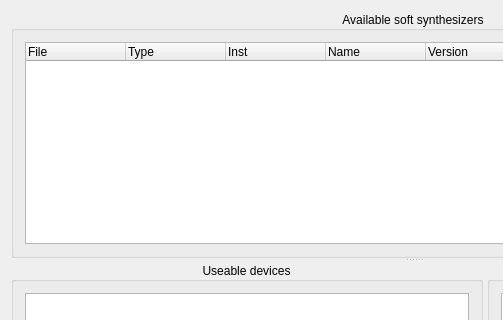
First picture: the form in src/muse/components/synthconfigbase.ui, repository emrum/muse, before the edit; both pictures show x 0 to 503 and y 0 to 320 of the 827 by 550 pixel window.
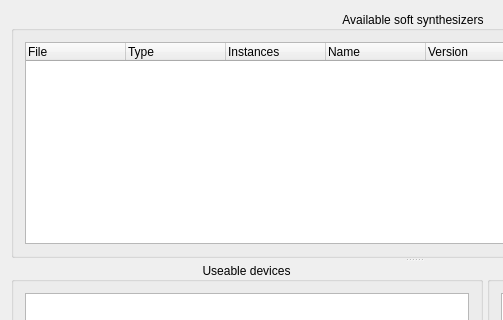
Second picture: the form after the edit. Custom widgets are drawn as their Qt base class.

What changed in the file:
```diff
--- a/src/muse/components/synthconfigbase.ui
+++ b/src/muse/components/synthconfigbase.ui
@@ -38,6 +38,9 @@
          <property name="allColumnsShowFocus">
           <bool>true</bool>
          </property>
+         <attribute name="headerMinimumSectionSize">
+          <number>40</number>
+         </attribute>
          <column>
           <property name="text">
            <string>File</string>
@@ -50,7 +53,10 @@
          </column>
          <column>
           <property name="text">
-           <string>Inst</string>
+           <string>Instances</string>
+          </property>
+          <property name="toolTip">
+           <string/>
           </property>
          </column>
          <column>
```
Left out of the diff: 10 changed lines with no effect on the pictures.
